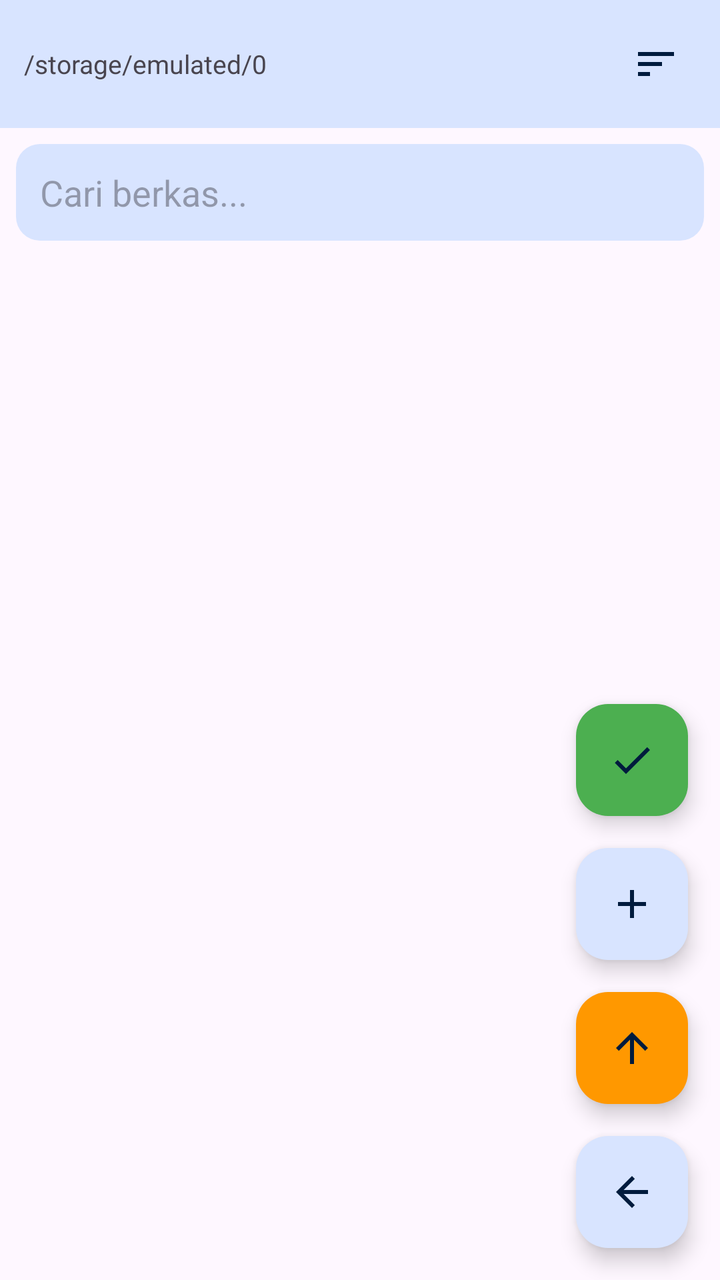
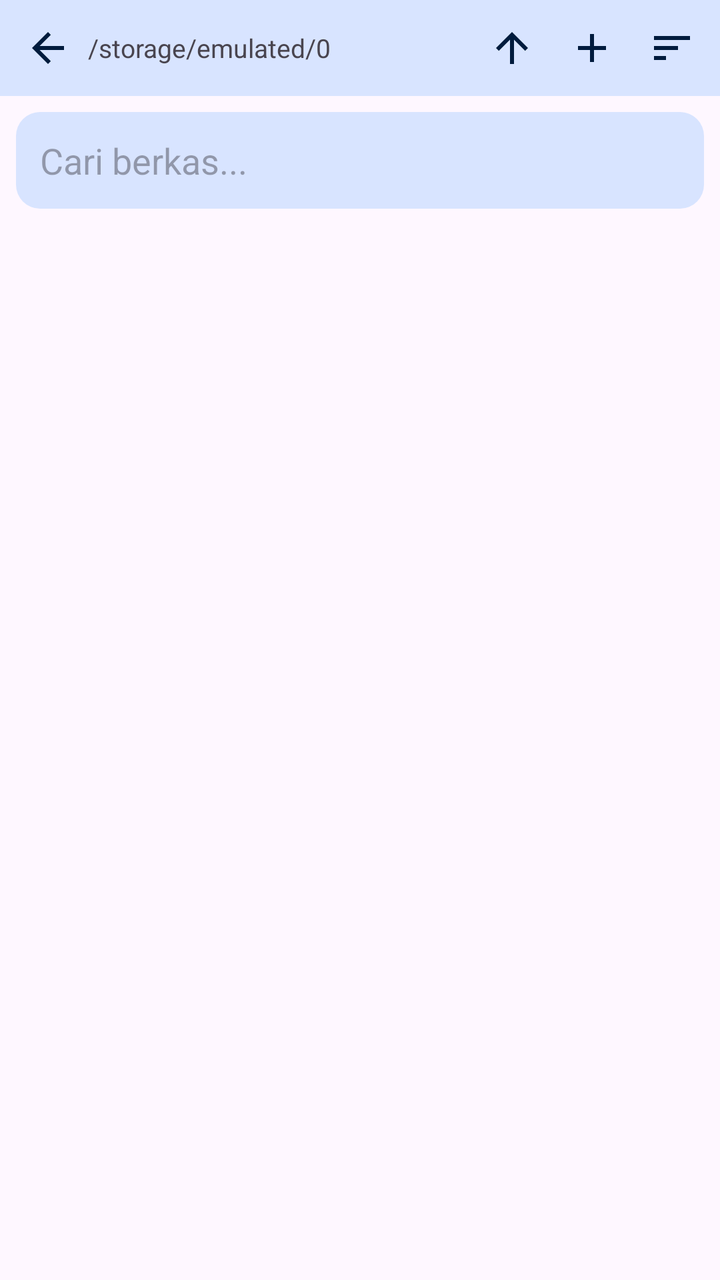

Screens rendered from an Android XML layout before and after an edit, with the pre-edit source and the edit as a unified diff.
<!-- AndroidManifest.xml: application theme Theme.PlaManajer -->
<!-- res/layout/activity_file_manager.xml -->
<?xml version="1.0" encoding="utf-8"?>
<androidx.coordinatorlayout.widget.CoordinatorLayout
    xmlns:android="http://schemas.android.com/apk/res/android"
    xmlns:app="http://schemas.android.com/apk/res-auto"
    android:layout_width="match_parent"
    android:layout_height="match_parent"
    android:background="?android:attr/colorBackground">

    <LinearLayout
        android:layout_width="match_parent"
        android:layout_height="match_parent"
        android:orientation="vertical">

        
        <LinearLayout
            android:id="@+id/selectionToolbar"
            android:layout_width="match_parent"
            android:layout_height="wrap_content"
            android:background="#2196F3"
            android:gravity="center_vertical"
            android:padding="8dp"
            android:visibility="gone">
            
            <ImageButton
                android:id="@+id/btnCloseSelection"
                android:layout_width="40dp"
                android:layout_height="40dp"
                android:background="?attr/selectableItemBackgroundBorderless"
                android:src="@drawable/ic_back"
                app:tint="#FFFFFF" />
                
            <TextView
                android:id="@+id/tvSelectedCount"
                android:layout_width="0dp"
                android:layout_height="wrap_content"
                android:layout_marginStart="8dp"
                android:layout_weight="1"
                android:text="0 terpilih"
                android:textColor="#FFFFFF"
                android:textSize="16sp" />
                
            <com.google.android.material.button.MaterialButton
                android:id="@+id/btnSelectAll"
                style="@style/Widget.Material3.Button.TextButton"
                android:layout_width="wrap_content"
                android:layout_height="wrap_content"
                android:text="Pilih Semua"
                android:textColor="#FFFFFF" />
                
            <ImageButton
                android:id="@+id/btnDeleteSelected"
                android:layout_width="40dp"
                android:layout_height="40dp"
                android:background="?attr/selectableItemBackgroundBorderless"
                android:src="@drawable/ic_delete"
                app:tint="#FFFFFF" />
        </LinearLayout>

        
        <LinearLayout
            android:layout_width="match_parent"
            android:layout_height="wrap_content"
            android:background="?attr/colorPrimaryContainer"
            android:gravity="center_vertical"
            android:orientation="horizontal"
            android:padding="12dp">
            <TextView
                android:id="@+id/tvPath"
                android:layout_width="0dp"
                android:layout_height="wrap_content"
                android:layout_weight="1"
                android:ellipsize="middle"
                android:maxLines="1"
                android:text="/storage/emulated/0"
                android:textSize="13sp" />
            <ImageButton
                android:id="@+id/btnSort"
                android:layout_width="40dp"
                android:layout_height="40dp"
                android:background="?attr/selectableItemBackgroundBorderless"
                android:src="@drawable/ic_sort"
                app:tint="?attr/colorOnPrimaryContainer" />
        </LinearLayout>

        <EditText
            android:id="@+id/etSearch"
            android:layout_width="match_parent"
            android:layout_height="wrap_content"
            android:layout_margin="8dp"
            android:background="@drawable/bg_card"
            android:hint="Cari berkas..."
            android:inputType="text"
            android:padding="12dp" />

        <androidx.recyclerview.widget.RecyclerView
            android:id="@+id/recycler"
            android:layout_width="match_parent"
            android:layout_height="0dp"
            android:layout_weight="1"
            android:clipToPadding="false"
            android:paddingBottom="240dp" />
    </LinearLayout>

    <com.google.android.material.floatingactionbutton.FloatingActionButton
        android:id="@+id/fabPaste"
        android:layout_width="wrap_content"
        android:layout_height="wrap_content"
        android:layout_gravity="bottom|end"
        android:layout_marginEnd="16dp"
        android:layout_marginBottom="232dp"
        app:backgroundTint="#4CAF50"
        app:srcCompat="@drawable/ic_save" />

    <com.google.android.material.floatingactionbutton.FloatingActionButton
        android:id="@+id/fabNew"
        android:layout_width="wrap_content"
        android:layout_height="wrap_content"
        android:layout_gravity="bottom|end"
        android:layout_marginEnd="16dp"
        android:layout_marginBottom="160dp"
        app:srcCompat="@drawable/ic_add" />

    <com.google.android.material.floatingactionbutton.FloatingActionButton
        android:id="@+id/fabUp"
        android:layout_width="wrap_content"
        android:layout_height="wrap_content"
        android:layout_gravity="bottom|end"
        android:layout_marginEnd="16dp"
        android:layout_marginBottom="88dp"
        app:backgroundTint="#FF9800"
        app:srcCompat="@drawable/ic_up" />

    <com.google.android.material.floatingactionbutton.FloatingActionButton
        android:id="@+id/fabBack"
        android:layout_width="wrap_content"
        android:layout_height="wrap_content"
        android:layout_gravity="bottom|end"
        android:layout_margin="16dp"
        app:srcCompat="@drawable/ic_back" />
</androidx.coordinatorlayout.widget.CoordinatorLayout>
<!-- resources referenced by this layout -->
<resources>
  <!-- drawable bg_card (drawable) -->
  <?xml version="1.0" encoding="utf-8"?>
  <shape xmlns:android="http://schemas.android.com/apk/res/android"
      android:shape="rectangle">
      <solid android:color="?attr/colorPrimaryContainer"/>
      <corners android:radius="12dp"/>
  </shape>
  <!-- drawable ic_add (drawable) -->
  <vector xmlns:android="http://schemas.android.com/apk/res/android"
      android:width="24dp" android:height="24dp"
      android:viewportWidth="24" android:viewportHeight="24">
      <path android:fillColor="#FFFFFFFF"
          android:pathData="M19,13h-6v6h-2v-6H5v-2h6V5h2v6h6v2z"/>
  </vector>
  <!-- drawable ic_back (drawable) -->
  <vector xmlns:android="http://schemas.android.com/apk/res/android"
      android:width="24dp" android:height="24dp"
      android:viewportWidth="24" android:viewportHeight="24">
      <path android:fillColor="#FFFFFFFF"
          android:pathData="M20,11H7.83l5.59,-5.59L12,4l-8,8 8,8 1.41,-1.41L7.83,13H20v-2z"/>
  </vector>
  <!-- drawable ic_delete (drawable) -->
  <vector xmlns:android="http://schemas.android.com/apk/res/android" android:width="24dp" android:height="24dp" android:viewportWidth="24" android:viewportHeight="24"><path android:fillColor="#FFFFFF" android:pathData="M6,19c0,1.1 0.9,2 2,2h8c1.1,0 2,-0.9 2,-2V7H6v12zM19,4h-3.5l-1,-1h-5l-1,1H5v2h14V4z"/></vector>
  <!-- drawable ic_save (drawable) -->
  <vector xmlns:android="http://schemas.android.com/apk/res/android"
      android:width="24dp" android:height="24dp"
      android:viewportWidth="24" android:viewportHeight="24">
      <path android:fillColor="#FFFFFFFF"
          android:pathData="M9,16.17L4.83,12l-1.42,1.41L9,19 21,7l-1.41,-1.41z"/>
  </vector>
  <!-- drawable ic_sort (drawable) -->
  <?xml version="1.0" encoding="utf-8"?>
  <vector xmlns:android="http://schemas.android.com/apk/res/android"
      android:width="24dp" android:height="24dp"
      android:viewportWidth="24" android:viewportHeight="24">
      <path android:fillColor="#FFFFFFFF"
          android:pathData="M3,18h6v-2L3,16v2zM3,6v2h18L21,6L3,6zM3,13h12v-2L3,11v2z"/>
  </vector>
  <!-- drawable ic_up (drawable) -->
  <vector xmlns:android="http://schemas.android.com/apk/res/android"
      android:width="24dp" android:height="24dp"
      android:viewportWidth="24" android:viewportHeight="24">
      <path android:fillColor="#FFFFFFFF"
          android:pathData="M4,12l1.41,1.41L11,7.83V20h2V7.83l5.58,5.59L20,12l-8,-8 -8,8z"/>
  </vector>
  <style name="Theme.PlaManajer" parent="Theme.Material3.DayNight.NoActionBar">
          <item name="colorPrimary">@color/primary</item>
          <item name="colorOnPrimary">@color/on_primary</item>
          <item name="colorPrimaryContainer">@color/primary_container</item>
          <item name="colorOnPrimaryContainer">@color/on_primary_container</item>
          <item name="android:statusBarColor">?attr/colorSurface</item>
          <item name="android:windowLightStatusBar" tools:targetApi="m">?attr/isLightTheme</item>
      </style>
  <color name="primary">#5B8DEF</color>
  <color name="on_primary">#FFFFFF</color>
  <color name="primary_container">#D8E4FF</color>
  <color name="on_primary_container">#001B3D</color>
</resources>

<!-- the commit's change to res/layout/activity_file_manager.xml (unified diff, before → after) -->
@@ -20,7 +20,6 @@
             android:gravity="center_vertical"
             android:padding="8dp"
             android:visibility="gone">
-            
             <ImageButton
                 android:id="@+id/btnCloseSelection"
                 android:layout_width="40dp"
@@ -28,7 +27,6 @@
                 android:background="?attr/selectableItemBackgroundBorderless"
                 android:src="@drawable/ic_back"
                 app:tint="#FFFFFF" />
-                
             <TextView
                 android:id="@+id/tvSelectedCount"
                 android:layout_width="0dp"
@@ -38,7 +36,6 @@
                 android:text="0 terpilih"
                 android:textColor="#FFFFFF"
                 android:textSize="16sp" />
-                
             <com.google.android.material.button.MaterialButton
                 android:id="@+id/btnSelectAll"
                 style="@style/Widget.Material3.Button.TextButton"
@@ -46,7 +43,6 @@
                 android:layout_height="wrap_content"
                 android:text="Pilih Semua"
                 android:textColor="#FFFFFF" />
-                
             <ImageButton
                 android:id="@+id/btnDeleteSelected"
                 android:layout_width="40dp"
@@ -63,7 +59,17 @@
             android:background="?attr/colorPrimaryContainer"
             android:gravity="center_vertical"
             android:orientation="horizontal"
-            android:padding="12dp">
+            android:padding="4dp">
+            
+            
+            <ImageButton
+                android:id="@+id/btnTopBack"
+                android:layout_width="40dp"
+                android:layout_height="40dp"
+                android:background="?attr/selectableItemBackgroundBorderless"
+                android:src="@drawable/ic_back"
+                app:tint="?attr/colorOnPrimaryContainer" />
+
             <TextView
                 android:id="@+id/tvPath"
                 android:layout_width="0dp"
@@ -73,6 +79,26 @@
                 android:maxLines="1"
                 android:text="/storage/emulated/0"
                 android:textSize="13sp" />
+
+            
+            <ImageButton
+                android:id="@+id/btnTopUp"
+                android:layout_width="40dp"
+                android:layout_height="40dp"
+                android:background="?attr/selectableItemBackgroundBorderless"
+                android:src="@drawable/ic_up"
+                app:tint="?attr/colorOnPrimaryContainer" />
+
+            
+            <ImageButton
+                android:id="@+id/btnTopNew"
+                android:layout_width="40dp"
+                android:layout_height="40dp"
+                android:background="?attr/selectableItemBackgroundBorderless"
+                android:src="@drawable/ic_add"
+                app:tint="?attr/colorOnPrimaryContainer" />
+
+            
             <ImageButton
                 android:id="@+id/btnSort"
                 android:layout_width="40dp"
@@ -98,43 +124,18 @@
             android:layout_height="0dp"
             android:layout_weight="1"
             android:clipToPadding="false"
-            android:paddingBottom="240dp" />
+            android:paddingBottom="100dp" />
     </LinearLayout>
 
+    
     <com.google.android.material.floatingactionbutton.FloatingActionButton
         android:id="@+id/fabPaste"
         android:layout_width="wrap_content"
         android:layout_height="wrap_content"
         android:layout_gravity="bottom|end"
-        android:layout_marginEnd="16dp"
-        android:layout_marginBottom="232dp"
+        android:layout_margin="16dp"
+        android:contentDescription="Tempel"
+        android:visibility="gone" 
         app:backgroundTint="#4CAF50"
         app:srcCompat="@drawable/ic_save" />
-
-    <com.google.android.material.floatingactionbutton.FloatingActionButton
-        android:id="@+id/fabNew"
-        android:layout_width="wrap_content"
-        android:layout_height="wrap_content"
-        android:layout_gravity="bottom|end"
-        android:layout_marginEnd="16dp"
-        android:layout_marginBottom="160dp"
-        app:srcCompat="@drawable/ic_add" />
-
-    <com.google.android.material.floatingactionbutton.FloatingActionButton
-        android:id="@+id/fabUp"
-        android:layout_width="wrap_content"
-        android:layout_height="wrap_content"
-        android:layout_gravity="bottom|end"
-        android:layout_marginEnd="16dp"
-        android:layout_marginBottom="88dp"
-        app:backgroundTint="#FF9800"
-        app:srcCompat="@drawable/ic_up" />
-
-    <com.google.android.material.floatingactionbutton.FloatingActionButton
-        android:id="@+id/fabBack"
-        android:layout_width="wrap_content"
-        android:layout_height="wrap_content"
-        android:layout_gravity="bottom|end"
-        android:layout_margin="16dp"
-        app:srcCompat="@drawable/ic_back" />
 </androidx.coordinatorlayout.widget.CoordinatorLayout>
